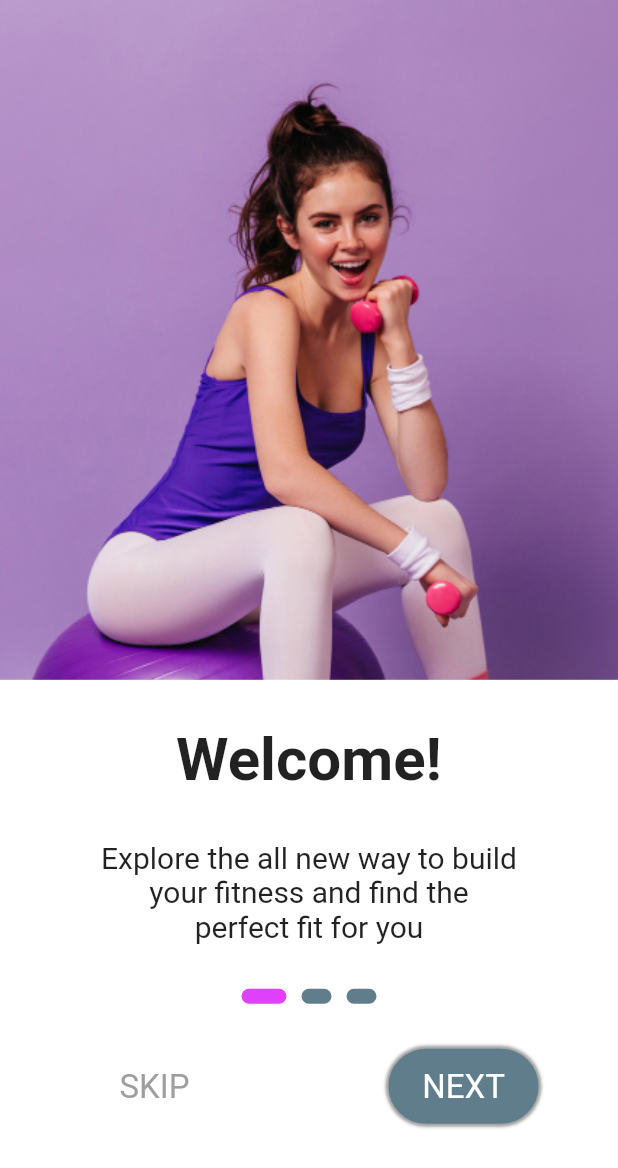
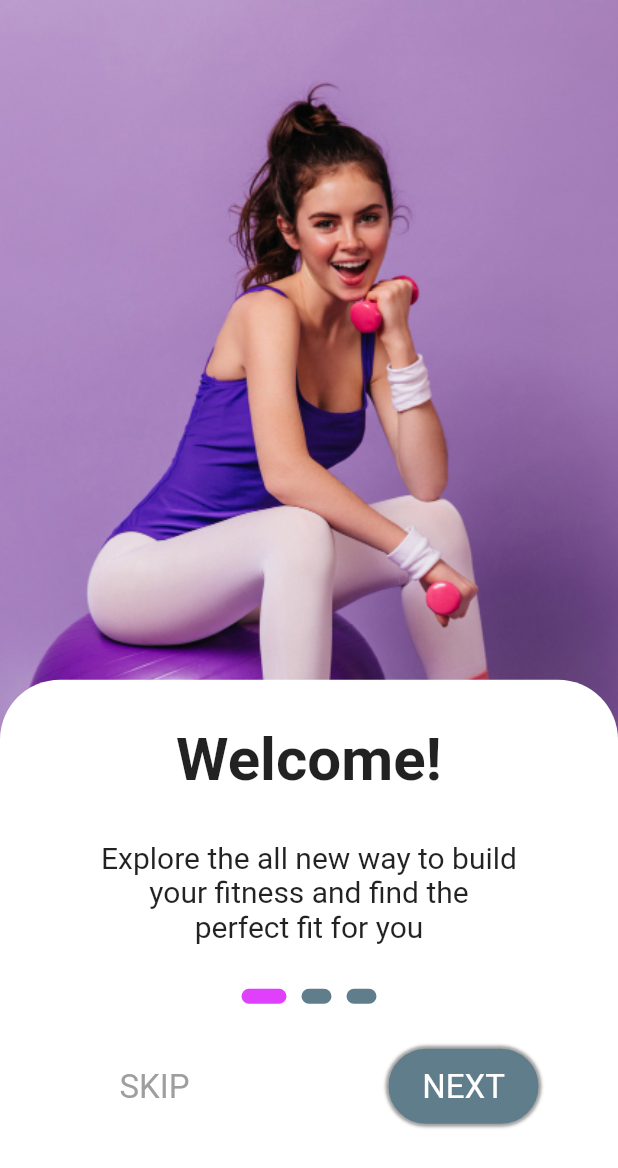
Before and after one commit to sosualfred/version_control_assignment, a Flutter app: the screen it shows after launch, on a phone screen of 412 x 824 dp. Shown: the top 1168 px of the screen. Run offline on Flutter 3.47's test engine with Material 2 defaults, Android fonts, the phone set to English and light mode, and no system bars.

Commit message:
curved the container edges

```diff
--- a/lib/my_home_page.dart
+++ b/lib/my_home_page.dart
@@ -27,9 +27,15 @@ class _MyHomePageState extends State<MyHomePage> {
             mainAxisAlignment: MainAxisAlignment.end,
             children: [
               Container(
+                decoration: BoxDecoration(
+                    color: Colors.white,
+                    borderRadius: BorderRadius.only(
+                      topLeft: Radius.circular(40),
+                      topRight: Radius.circular(40),
+                    )),
                 height: MediaQuery.of(context).size.height * 0.45,
                 width: double.infinity,
-                color: Colors.white,
+                //color: Colors.white,
                 child: Column(
                   children: [
                     OnboardingHeaderText(),
```
